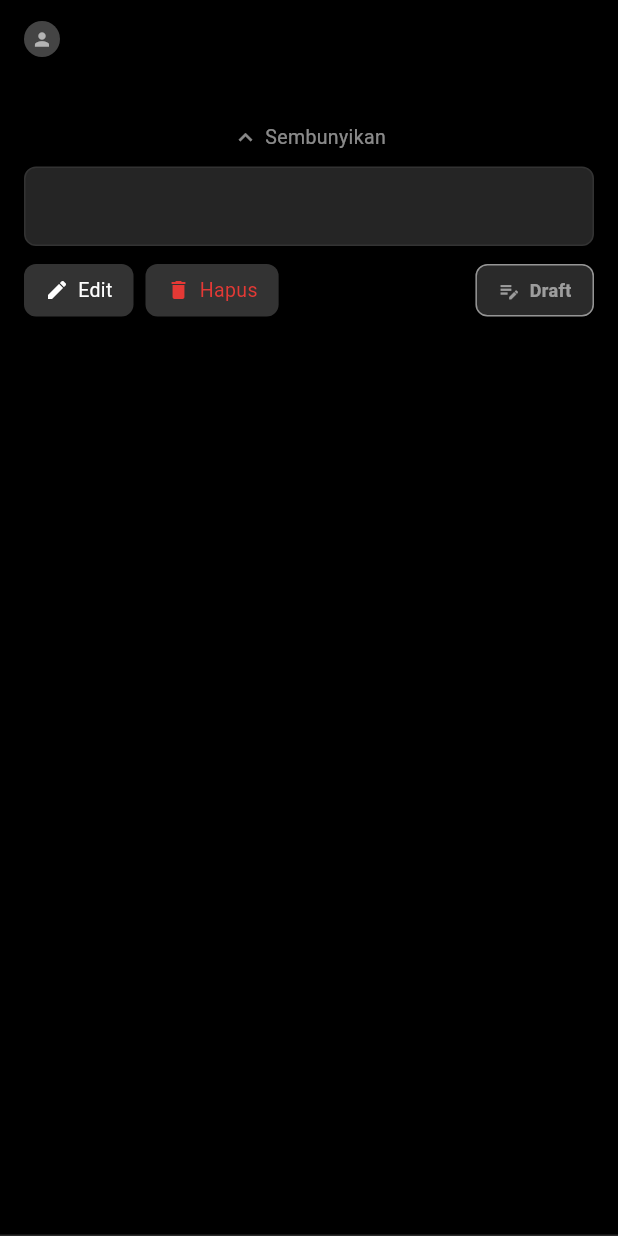
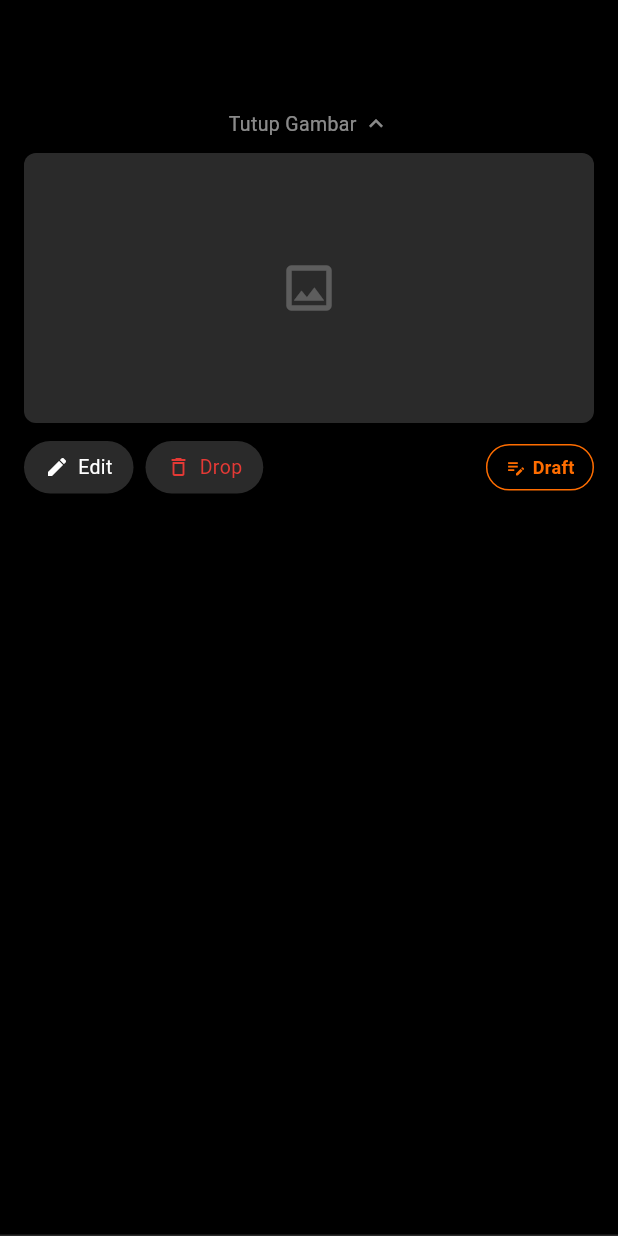
Before and after one commit to AndreasDevanPanduNarasamdya/Voice-of-Polban-Proyek-4-B7, a Flutter app: the _DraftCard widget shown alone on an empty page, opened directly with empty values, after a tap on "Lihat Gambar", on a phone screen of 412 x 824 dp. Run offline on Flutter 3.47's test engine with Material 3 defaults, Android fonts, the phone set to English and light mode, and no system bars; our stand-ins replace flutter_dotenv, hive, hive_flutter, image_picker, supabase_flutter; accounts and stored records are empty; network calls fail.

Commit message:
update perbaikan display gambar

```diff
--- a/lib/view/draft_view.dart
+++ b/lib/view/draft_view.dart
@@ -1,3 +1,4 @@
+import 'dart:io';
 import 'package:flutter/material.dart';
 import 'package:hive_flutter/hive_flutter.dart';
 import '../models/app_enums.dart';
@@ -7,6 +8,7 @@ import '../models/local_draft.dart';
 import '../auth/auth_controller.dart';
 import '../controller/post_controller.dart';
 import 'writer_view.dart';
+import 'article_view.dart';
 import 'dart:convert';
 
 class DraftPage extends StatefulWidget {
@@ -21,7 +23,7 @@ class _DraftPageState extends State<DraftPage> {
   static const Color _orangeColor = Color(0xFFFF6D00);
 
   final GlobalKey<ScaffoldState> _scaffoldKey = GlobalKey<ScaffoldState>();
-  final AuthController _AuthController = AuthController();
+  final AuthController _authController = AuthController();
   late final PostController _articleController;
 
   @override
@@ -31,21 +33,19 @@ class _DraftPageState extends State<DraftPage> {
   }
 
   List<LocalDraft> _getMyArticles() {
-    // Use the actual property: currentUser?.userId
-    final currentUserId = _AuthController.currentUser?.userId;
+    final currentUserId = _authController.currentUser?.userId;
     if (currentUserId == null) return [];
 
-    // Use the actual box name defined in PostController: 'cached_post_box'
     final box = Hive.box<LocalDraft>('local_draft_box');
 
     return box.values
             .where((a) => a.userId == currentUserId)
             .toList()
-          ..sort((a, b) => b.updatedAt.compareTo(a.updatedAt)); // Use updatedAt
+          ..sort((a, b) => b.updatedAt.compareTo(a.updatedAt));
   }
 
   String _getAuthorName(String authorId) {
-    final box = Hive.box<CachedUser>('cached_user_box'); // Box is 'cached_user_box'
+    final box = Hive.box<CachedUser>('cached_user_box');
     return box.get(authorId)?.name ?? 'Penulis';
   }
 
@@ -113,14 +113,13 @@ class _DraftPageState extends State<DraftPage> {
             padding: const EdgeInsets.only(top: 4, bottom: 24),
             itemCount: articles.length,
             itemBuilder: (ctx, i) {
-              final draft = articles[i]; // 1. Use a semicolon here
-
-              return _DraftCard(         // 2. You MUST return the widget
-                article: draft,// Missing 'final'
-              authorName: _getAuthorName(draft.userId), // Floating parameter, no widget!
-              dateStr: _formatDate(draft.updatedAt),    // Used semicolons instead of commas
+              final draft = articles[i];
+              return _DraftCard(
+                article: draft,
+                authorName: _getAuthorName(draft.userId),
+                dateStr: _formatDate(draft.updatedAt),
                 controller: _articleController,
-              );                         // 4. Semicolon to end the return statement
+              );
             },
           );
         },
@@ -129,7 +128,6 @@ class _DraftPageState extends State<DraftPage> {
   }
 }
 
-// ── Card sebagai StatefulWidget agar tiap card punya state expand sendiri ──
 class _DraftCard extends StatefulWidget {
   final LocalDraft article;
   final String authorName;
@@ -154,13 +152,23 @@ class _DraftCardState extends State<_DraftCard> {
   static const Color _redColor     = Color(0xFFE53935);
   static const Color _greenColor   = Color(0xFF43A047);
   static const Color _orangeColor  = Color(0xFFFF6D00);
-  static const Color _dividerColor = Color(0xFF333333);
 
   @override
   Widget build(BuildContext context) {
     final article = widget.article;
+    final isDropped = article.status == PostStatus.dropped || article.status == PostStatus.archived;
 
-    return Container(
+    return GestureDetector(
+      // Tapping the card navigates to article page
+      onTap: () {
+        Navigator.push(
+          context,
+          MaterialPageRoute(
+            builder: (_) => ArticlePage(articleId: article.localId),
+          ),
+        );
+      },
+      child: Container(
         decoration: const BoxDecoration(
           border: Border(bottom: BorderSide(color: Color(0xFF2A2A2A), width: 1)),
         ),
@@ -168,77 +176,91 @@ class _DraftCardState extends State<_DraftCard> {
         child: Column(
           crossAxisAlignment: CrossAxisAlignment.start,
           children: [
-          // ── Author + tanggal ──
-          Row(
-            children: [
-              const CircleAvatar(
-                radius: 12,
-                backgroundColor: Color(0xFF444444),
-                child: Icon(Icons.person, color: Colors.white60, size: 14),
+            // ── Date row ──
+            Text(
+              widget.dateStr,
+              style: const TextStyle(color: Colors.white38, fontSize: 12),
             ),
-              const SizedBox(width: 8),
-              Text(widget.authorName,
-                  style: const TextStyle(color: Colors.white70, fontSize: 13)),
-              const SizedBox(width: 8),
-              Text(widget.dateStr,
-                  style: const TextStyle(color: Colors.white38, fontSize: 12)),
-            ],
+            const SizedBox(height: 8),
+
+            // ── Title ──
+            Text(
+              article.title,
+              style: TextStyle(
+                color: isDropped ? Colors.white38 : Colors.white,
+                fontSize: 17,
+                fontWeight: FontWeight.bold,
+              ),
             ),
             const SizedBox(height: 10),
 
-          // ── Judul ──
-          Text(
-            article.title,
-            style: const TextStyle(
-                color: Colors.white, fontSize: 17, fontWeight: FontWeight.bold),
-          ),
-          const SizedBox(height: 10),
-
-          // ── Tombol "Lihat Gambar" / collapse ──
+            // ── Expand / Collapse image button ──
             GestureDetector(
               onTap: () => setState(() => _expanded = !_expanded),
               child: Row(
                 mainAxisAlignment: MainAxisAlignment.center,
                 children: [
+                  Text(
+                    _expanded ? 'Tutup Gambar' : 'Lihat Gambar',
+                    style: const TextStyle(color: Colors.white54, fontSize: 13),
+                  ),
+                  const SizedBox(width: 4),
                   Icon(
                     _expanded ? Icons.keyboard_arrow_up : Icons.keyboard_arrow_down,
                     color: Colors.white54,
                     size: 18,
                   ),
-                const SizedBox(width: 4),
-                Text(
-                  _expanded ? 'Sembunyikan' : 'Lihat Gambar',
-                  style: const TextStyle(color: Colors.white54, fontSize: 13),
-                ),
                 ],
               ),
             ),
 
-          // ── Konten artikel (expandable) ──
+            // ── Expanded image area ──
             AnimatedCrossFade(
               duration: const Duration(milliseconds: 250),
               crossFadeState: _expanded
                   ? CrossFadeState.showFirst
                   : CrossFadeState.showSecond,
-            firstChild: Container(
-              margin: const EdgeInsets.only(top: 10),
+              firstChild: Column(
+                crossAxisAlignment: CrossAxisAlignment.start,
+                children: [
+                  const SizedBox(height: 10),
+                  if (article.imageUrls != null && article.imageUrls!.isNotEmpty)
+                    ...article.imageUrls!.map((imgPath) {
+                      final isNetwork = imgPath.startsWith('http');
+                      return Container(
+                        margin: const EdgeInsets.only(bottom: 8),
                         width: double.infinity,
-              padding: const EdgeInsets.all(14),
+                        height: 200,
                         decoration: BoxDecoration(
-                color: const Color(0xFF252525),
                           borderRadius: BorderRadius.circular(8),
-                border: Border.all(color: _dividerColor),
+                          color: const Color(0xFF2A2A2A),
+                          image: DecorationImage(
+                            fit: BoxFit.cover,
+                            image: isNetwork
+                                ? NetworkImage(imgPath) as ImageProvider
+                                : FileImage(File(imgPath)),
                           ),
-              child: Text(
-                article.content,
-                style: const TextStyle(
-                    color: Colors.white12, fontSize: 14, height: 1.6),
                         ),
+                      );
+                    }).toList()
+                  else
+                    Container(
+                      width: double.infinity,
+                      height: 180,
+                      decoration: BoxDecoration(
+                        color: const Color(0xFF2A2A2A),
+                        borderRadius: BorderRadius.circular(8),
+                      ),
+                      child: const Center(
+                        child: Icon(Icons.image_outlined, color: Colors.white24, size: 40),
+                      ),
+                    ),
+                ],
               ),
               secondChild: const SizedBox.shrink(),
             ),
 
-          // ── Komentar penolakan (hanya jika rejected) ──
+            // ── Rejection comment box ──
             if (article.status == PostStatus.rejected &&
                 article.rejectionNote != null &&
                 article.rejectionNote!.isNotEmpty) ...[
@@ -247,36 +269,40 @@ class _DraftCardState extends State<_DraftCard> {
                 width: double.infinity,
                 padding: const EdgeInsets.all(12),
                 decoration: BoxDecoration(
-                color: _bgColor,
-                border: Border.all(color: _dividerColor),
-                borderRadius: BorderRadius.circular(6),
+                  color: const Color(0xFF1E1E1E),
+                  borderRadius: BorderRadius.circular(8),
                 ),
                 child: Column(
                   crossAxisAlignment: CrossAxisAlignment.start,
                   children: [
-                  const Text('Komentar:',
-                      style: TextStyle(color: Colors.white70, fontSize: 13)),
+                    const Text(
+                      'Komentar:',
+                      style: TextStyle(
+                        color: Colors.white70,
+                        fontSize: 13,
+                        fontWeight: FontWeight.bold,
+                      ),
+                    ),
                     const SizedBox(height: 6),
-                  Text(article.rejectionNote!,
-                      style:
-                          const TextStyle(color: Colors.white, fontSize: 14)),
+                    Text(
+                      article.rejectionNote!,
+                      style: const TextStyle(color: Colors.white, fontSize: 13),
+                    ),
                   ],
                 ),
               ),
             ],
 
             const SizedBox(height: 12),
-
-          // ── Tombol aksi berdasarkan status ──
             _buildStatusRow(article),
           ],
+        ),
       ),
     );
   }
 
   Widget _buildStatusRow(LocalDraft article) {
     switch (article.status) {
-      // Ditolak: Edit + Drop (kiri), chip Ditolak (kanan)
       case PostStatus.rejected:
         return Row(
           children: [
@@ -284,44 +310,57 @@ class _DraftCardState extends State<_DraftCard> {
               icon: Icons.edit,
               label: 'Edit',
               color: Colors.white,
-              bgColor: const Color(0xFF333333),
-              onTap: () => Navigator.push(context,
+              bgColor: const Color(0xFF2A2A2A),
+              onTap: () => Navigator.push(
+                context,
                 MaterialPageRoute(
-                      builder: (_) => WriterPage(draftId: article.localId))),
+                  builder: (_) => WriterPage(draftId: article.localId),
+                ),
+              ),
             ),
             const SizedBox(width: 8),
             _actionBtn(
-              icon: Icons.delete,
+              icon: Icons.delete_outline,
               label: 'Drop',
-              color: _redColor,
-              bgColor: const Color(0xFF333333),
-              onTap: () => widget.controller.deleteArticle(article.postId),
+              color: Colors.white,
+              bgColor: const Color(0xFF2A2A2A),
+              onTap: () async {
+                article.status = PostStatus.dropped;
+                await Hive.box<LocalDraft>('local_draft_box').put(article.localId, article);
+              },
             ),
             const Spacer(),
             _statusChip(
-                icon: Icons.close, label: 'Ditolak', color: _redColor,
-                filled: true),
+              icon: Icons.close,
+              label: 'Ditolak',
+              color: _redColor,
+              filled: true,
+            ),
           ],
         );
 
-      // Terpublikasi: upvote count (kiri), chip hijau (kanan)
       case PostStatus.published:
         return Row(
           children: [
+            // Upvote pill
             Container(
-              padding:
-                  const EdgeInsets.symmetric(horizontal: 12, vertical: 7),
+              padding: const EdgeInsets.symmetric(horizontal: 12, vertical: 6),
               decoration: BoxDecoration(
-                color: const Color(0xFF333333),
-                borderRadius: BorderRadius.circular(8),
+                color: const Color(0xFF2A2A2A),
+                borderRadius: BorderRadius.circular(20),
               ),
               child: const Row(
                 children: [
-                  Icon(Icons.arrow_upward, color: _orangeColor, size: 16),
+                  Icon(Icons.arrow_upward, color: _orangeColor, size: 14),
                   SizedBox(width: 6),
-                  Text('300',
-                      style:
-                          TextStyle(color: Colors.white, fontSize: 14)),
+                  Text(
+                    '300',
+                    style: TextStyle(
+                      color: Colors.white,
+                      fontSize: 12,
+                      fontWeight: FontWeight.bold,
+                    ),
+                  ),
                 ],
               ),
             ),
@@ -330,35 +369,38 @@ class _DraftCardState extends State<_DraftCard> {
               icon: Icons.check,
               label: 'Terpublikasi',
               color: _greenColor,
-                filled: true),
+              filled: true,
+            ),
           ],
         );
 
-      // Dihapus/Archived: chip merah (kanan saja)
+      case PostStatus.dropped:
       case PostStatus.archived:
         return Row(
           mainAxisAlignment: MainAxisAlignment.end,
           children: [
             _statusChip(
-                icon: Icons.delete, label: 'Dihapus', color: _redColor,
-                filled: true),
+              icon: Icons.delete_outline,
+              label: 'Dihapus',
+              color: _redColor,
+              filled: true,
+            ),
           ],
         );
 
-      // Menunggu review: chip orange (kanan saja)
       case PostStatus.pending:
         return Row(
           mainAxisAlignment: MainAxisAlignment.end,
           children: [
             _statusChip(
-                icon: Icons.hourglass_empty,
-                label: 'Menunggu Review',
-                color: Colors.orange,
-                filled: false),
+              icon: Icons.access_time,
+              label: 'Menunggu Verifikasi',
+              color: _orangeColor,
+              filled: false,
+            ),
           ],
         );
 
-      // Draft: Edit + Hapus (kiri), chip abu (kanan)
       case PostStatus.draft:
       default:
         return Row(
@@ -367,24 +409,29 @@ class _DraftCardState extends State<_DraftCard> {
               icon: Icons.edit,
               label: 'Edit',
               color: Colors.white,
-              bgColor: const Color(0xFF333333),
-              onTap: () => Navigator.push(context,
-                MaterialPageRoute(builder: (_) => WriterPage(draftId: article.localId))),
+              bgColor: const Color(0xFF2A2A2A),
+              onTap: () => Navigator.push(
+                context,
+                MaterialPageRoute(
+                  builder: (_) => WriterPage(draftId: article.localId),
+                ),
+              ),
             ),
             const SizedBox(width: 8),
             _actionBtn(
-              icon: Icons.delete,
-              label: 'Hapus',
+              icon: Icons.delete_outline,
+              label: 'Drop',
               color: _redColor,
-              bgColor: const Color(0xFF333333),
+              bgColor: const Color(0xFF2A2A2A),
               onTap: () => widget.controller.deleteArticle(article.localId),
             ),
             const Spacer(),
             _statusChip(
               icon: Icons.edit_note,
               label: 'Draft',
-                color: Colors.white54,
-                filled: false),
+              color: _orangeColor,
+              filled: false,
+            ),
           ],
         );
     }
@@ -399,12 +446,12 @@ class _DraftCardState extends State<_DraftCard> {
   }) =>
       InkWell(
         onTap: onTap,
-        borderRadius: BorderRadius.circular(8),
+        borderRadius: BorderRadius.circular(20),
         child: Container(
           padding: const EdgeInsets.symmetric(horizontal: 14, vertical: 8),
           decoration: BoxDecoration(
             color: bgColor,
-            borderRadius: BorderRadius.circular(8),
+            borderRadius: BorderRadius.circular(20),
           ),
           child: Row(
             children: [
@@ -423,20 +470,25 @@ class _DraftCardState extends State<_DraftCard> {
     required bool filled,
   }) =>
       Container(
-        padding: const EdgeInsets.symmetric(horizontal: 14, vertical: 8),
+        padding: const EdgeInsets.symmetric(horizontal: 12, vertical: 6),
         decoration: BoxDecoration(
-          color: filled ? color.withOpacity(0.15) : const Color(0xFF2A2A2A),
-          borderRadius: BorderRadius.circular(8),
-          border: Border.all(color: color.withOpacity(0.5)),
+          color: filled ? color : Colors.transparent,
+          borderRadius: BorderRadius.circular(20),
+          border: Border.all(color: color),
         ),
         child: Row(
           mainAxisSize: MainAxisSize.min,
           children: [
-            Icon(icon, color: color, size: 15),
-            const SizedBox(width: 6),
-            Text(label,
+            Icon(icon, color: filled ? Colors.white : color, size: 14),
+            const SizedBox(width: 4),
+            Text(
+              label,
               style: TextStyle(
-                    color: color, fontSize: 12, fontWeight: FontWeight.w600)),
+                color: filled ? Colors.white : color,
+                fontSize: 12,
+                fontWeight: FontWeight.bold,
+              ),
+            ),
           ],
         ),
       );
```
Also changed, not shown: lib/controller/post_controller.dart (+34 -23 lines), lib/view/article_view.dart (+21 -0 lines), lib/view/home_view.dart (+14 -0 lines), 1 other file. Lines whose indentation alone changed are shown as unchanged.
